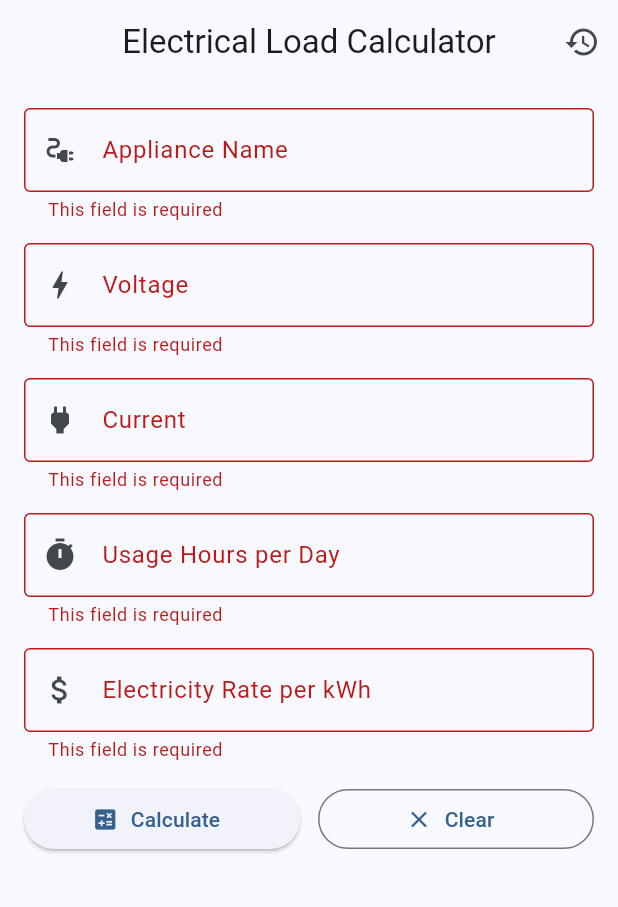
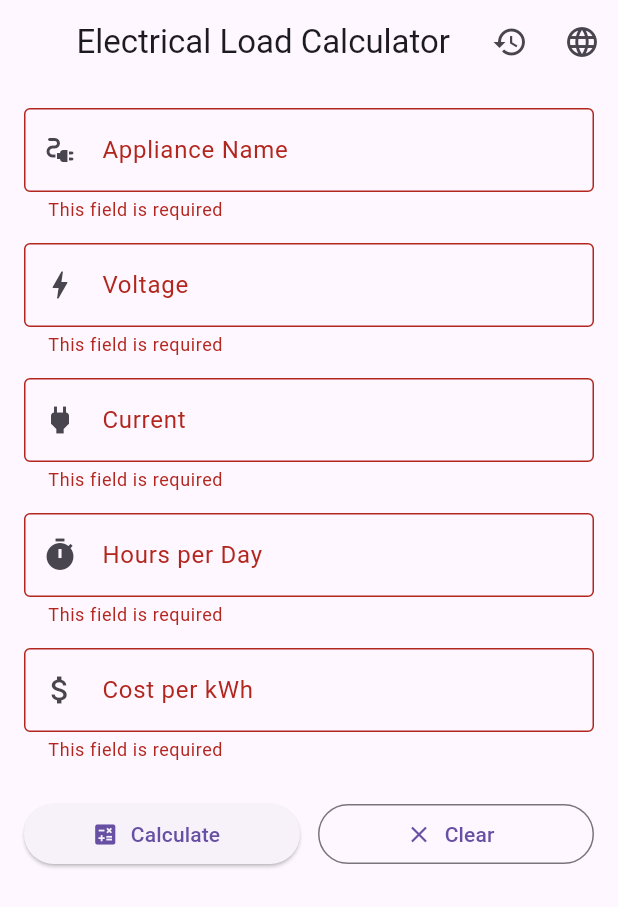
Before and after one commit to Etsub-tech/Electrical-Load-Calculator, a Flutter app: the screen it shows after launch, after a tap on "Calculate", on a phone screen of 412 x 824 dp. Shown: the top 907 px of the screen. Run offline on Flutter 3.47's test engine with Material 3 defaults, Android fonts, the phone set to English and light mode, and no system bars; our stand-ins replace shared_preferences.

Commit message:
added localization for amharic language

````diff
--- /dev/null
+++ b/l10n.yaml
@@ -0,0 +1,3 @@
+arb-dir: lib/l10n
+template-arb-file: app_en.arb
+output-localization-file: app_localizations.dart
--- /dev/null
+++ b/lib/l10n/app_localizations.dart
@@ -0,0 +1,218 @@
+import 'dart:async';
+
+import 'package:flutter/foundation.dart';
+import 'package:flutter/widgets.dart';
+import 'package:flutter_localizations/flutter_localizations.dart';
+import 'package:intl/intl.dart' as intl;
+
+import 'app_localizations_am.dart';
+import 'app_localizations_en.dart';
+
+// ignore_for_file: type=lint
+
+/// Callers can lookup localized strings with an instance of AppLocalizations
+/// returned by `AppLocalizations.of(context)`.
+///
+/// Applications need to include `AppLocalizations.delegate()` in their app's
+/// `localizationDelegates` list, and the locales they support in the app's
+/// `supportedLocales` list. For example:
+///
+/// ```dart
+/// import 'l10n/app_localizations.dart';
+///
+/// return MaterialApp(
+///   localizationsDelegates: AppLocalizations.localizationsDelegates,
+///   supportedLocales: AppLocalizations.supportedLocales,
+///   home: MyApplicationHome(),
+/// );
+/// ```
+///
+/// ## Update pubspec.yaml
+///
+/// Please make sure to update your pubspec.yaml to include the following
+/// packages:
+///
+/// ```yaml
+/// dependencies:
+///   # Internationalization support.
+///   flutter_localizations:
+///     sdk: flutter
+///   intl: any # Use the pinned version from flutter_localizations
+///
+///   # Rest of dependencies
+/// ```
+///
+/// ## iOS Applications
+///
+/// iOS applications define key application metadata, including supported
+/// locales, in an Info.plist file that is built into the application bundle.
+/// To configure the locales supported by your app, you’ll need to edit this
+/// file.
+///
+/// First, open your project’s ios/Runner.xcworkspace Xcode workspace file.
+/// Then, in the Project Navigator, open the Info.plist file under the Runner
+/// project’s Runner folder.
+///
+/// Next, select the Information Property List item, select Add Item from the
+/// Editor menu, then select Localizations from the pop-up menu.
+///
+/// Select and expand the newly-created Localizations item then, for each
+/// locale your application supports, add a new item and select the locale
+/// you wish to add from the pop-up menu in the Value field. This list should
+/// be consistent with the languages listed in the AppLocalizations.supportedLocales
+/// property.
+abstract class AppLocalizations {
+  AppLocalizations(String locale)
+    : localeName = intl.Intl.canonicalizedLocale(locale.toString());
+
+  final String localeName;
+
+  static AppLocalizations? of(BuildContext context) {
+    return Localizations.of<AppLocalizations>(context, AppLocalizations);
+  }
+
+  static const LocalizationsDelegate<AppLocalizations> delegate =
+      _AppLocalizationsDelegate();
+
+  /// A list of this localizations delegate along with the default localizations
+  /// delegates.
+  ///
+  /// Returns a list of localizations delegates containing this delegate along with
+  /// GlobalMaterialLocalizations.delegate, GlobalCupertinoLocalizations.delegate,
+  /// and GlobalWidgetsLocalizations.delegate.
+  ///
+  /// Additional delegates can be added by appending to this list in
+  /// MaterialApp. This list does not have to be used at all if a custom list
+  /// of delegates is preferred or required.
+  static const List<LocalizationsDelegate<dynamic>> localizationsDelegates =
+      <LocalizationsDelegate<dynamic>>[
+        delegate,
+        GlobalMaterialLocalizations.delegate,
+        GlobalCupertinoLocalizations.delegate,
+        GlobalWidgetsLocalizations.delegate,
+      ];
+
+  /// A list of this localizations delegate's supported locales.
+  static const List<Locale> supportedLocales = <Locale>[
+    Locale('am'),
+    Locale('en'),
+  ];
+
+  /// No description provided for @appTitle.
+  ///
+  /// In en, this message translates to:
+  /// **'Electrical Load Calculator'**
+  String get appTitle;
+
+  /// No description provided for @applianceName.
+  ///
+  /// In en, this message translates to:
+  /// **'Appliance Name'**
+  String get applianceName;
+
+  /// No description provided for @voltage.
+  ///
+  /// In en, this message translates to:
+  /// **'Voltage'**
+  String get voltage;
+
+  /// No description provided for @current.
+  ///
+  /// In en, this message translates to:
+  /// **'Current'**
+  String get current;
+
+  /// No description provided for @hours.
+  ///
+  /// In en, this message translates to:
+  /// **'Hours per Day'**
+  String get hours;
+
+  /// No description provided for @rate.
+  ///
+  /// In en, this message translates to:
+  /// **'Cost per kWh'**
+  String get rate;
+
+  /// No description provided for @calculate.
+  ///
+  /// In en, this message translates to:
+  /// **'Calculate'**
+  String get calculate;
+
+  /// No description provided for @clear.
+  ///
+  /// In en, this message translates to:
+  /// **'Clear'**
+  String get clear;
+
+  /// No description provided for @history.
+  ///
+  /// In en, this message translates to:
+  /// **'History'**
+  String get history;
+
+  /// No description provided for @noHistory.
+  ///
+  /// In en, this message translates to:
+  /// **'No saved calculations yet'**
+  String get noHistory;
+
+  /// No description provided for @fieldRequired.
+  ///
+  /// In en, this message translates to:
+  /// **'This field is required'**
+  String get fieldRequired;
+
+  /// No description provided for @invalidNumber.
+  ///
+  /// In en, this message translates to:
+  /// **'Enter a valid number'**
+  String get invalidNumber;
+
+  /// No description provided for @mustBePositive.
+  ///
+  /// In en, this message translates to:
+  /// **'Value must be greater than zero'**
+  String get mustBePositive;
+
+  /// No description provided for @savedToHistory.
+  ///
+  /// In en, this message translates to:
+  /// **'Saved to history'**
+  String get savedToHistory;
+}
+
+class _AppLocalizationsDelegate
+    extends LocalizationsDelegate<AppLocalizations> {
+  const _AppLocalizationsDelegate();
+
+  @override
+  Future<AppLocalizations> load(Locale locale) {
+    return SynchronousFuture<AppLocalizations>(lookupAppLocalizations(locale));
+  }
+
+  @override
+  bool isSupported(Locale locale) =>
+      <String>['am', 'en'].contains(locale.languageCode);
+
+  @override
+  bool shouldReload(_AppLocalizationsDelegate old) => false;
+}
+
+AppLocalizations lookupAppLocalizations(Locale locale) {
+  // Lookup logic when only language code is specified.
+  switch (locale.languageCode) {
+    case 'am':
+      return AppLocalizationsAm();
+    case 'en':
+      return AppLocalizationsEn();
+  }
+
+  throw FlutterError(
+    'AppLocalizations.delegate failed to load unsupported locale "$locale". This is likely '
+    'an issue with the localizations generation tool. Please file an issue '
+    'on GitHub with a reproducible sample app and the gen-l10n configuration '
+    'that was used.',
+  );
+}
--- a/lib/main.dart
+++ b/lib/main.dart
@@ -1,20 +1,52 @@
 import 'package:flutter/material.dart';
+import 'package:flutter_localizations/flutter_localizations.dart';
+import 'l10n/app_localizations.dart';
 import 'screens/calculator_screen.dart';
+
 void main() {
   runApp(const ElectricalLoadApp());
 }
-class ElectricalLoadApp extends StatelessWidget {
+
+class ElectricalLoadApp extends StatefulWidget {
   const ElectricalLoadApp({super.key});
+
+  @override
+  State<ElectricalLoadApp> createState() => _ElectricalLoadAppState();
+}
+
+class _ElectricalLoadAppState extends State<ElectricalLoadApp> {
+  Locale _locale = const Locale('en');
+
+  void toggleLanguage() {
+    setState(() {
+      _locale = _locale.languageCode == 'en'
+          ? const Locale('am')
+          : const Locale('en');
+    });
+  }
+
   @override
   Widget build(BuildContext context) {
     return MaterialApp(
-title: 'Electrical Load Calculator',
       debugShowCheckedModeBanner: false,
-theme: ThemeData(
-colorScheme: ColorScheme.fromSeed(seedColor: Colors.blue),
-useMaterial3: true,
+
+      locale: _locale,
+
+      supportedLocales: const [
+        Locale('en'),
+        Locale('am'),
+      ],
+
+      localizationsDelegates: const [
+        AppLocalizations.delegate,
+        GlobalMaterialLocalizations.delegate,
+        GlobalWidgetsLocalizations.delegate,
+        GlobalCupertinoLocalizations.delegate,
+      ],
+
+      home: CalculatorScreen(
+        onToggleLanguage: toggleLanguage,
       ),
-home: const CalculatorScreen(),
     );
   }
 }
--- a/lib/screens/calculator_screen.dart
+++ b/lib/screens/calculator_screen.dart
@@ -1,4 +1,5 @@
 import 'package:flutter/material.dart';
+import '../l10n/app_localizations.dart';
 import '../models/load_record.dart';
 import '../services/load_calculator_service.dart';
 import '../services/storage_service.dart';
@@ -6,7 +7,12 @@ import '../widgets/result_card.dart';
 import 'history_screen.dart';
 
 class CalculatorScreen extends StatefulWidget {
-  const CalculatorScreen({super.key});
+  final VoidCallback onToggleLanguage;
+
+  const CalculatorScreen({
+    super.key,
+    required this.onToggleLanguage,
+  });
 
   @override
   State<CalculatorScreen> createState() => _CalculatorScreenState();
@@ -14,6 +20,7 @@ class CalculatorScreen extends StatefulWidget {
 
 class _CalculatorScreenState extends State<CalculatorScreen> {
   final _formKey = GlobalKey<FormState>();
+
   final _applianceController = TextEditingController();
   final _voltageController = TextEditingController();
   final _currentController = TextEditingController();
@@ -33,9 +40,7 @@ class _CalculatorScreenState extends State<CalculatorScreen> {
   }
 
   Future<void> _calculateLoad() async {
-    if (!_formKey.currentState!.validate()) {
-      return;
-    }
+    if (!_formKey.currentState!.validate()) return;
 
     final result = LoadCalculatorService.calculate(
       applianceName: _applianceController.text.trim(),
@@ -45,7 +50,6 @@ class _CalculatorScreenState extends State<CalculatorScreen> {
       ratePerKwh: double.parse(_rateController.text),
     );
 
-    // 🔥 Save to storage
     await StorageService.saveRecord(result);
 
     setState(() {
@@ -55,7 +59,9 @@ class _CalculatorScreenState extends State<CalculatorScreen> {
     if (!mounted) return;
 
     ScaffoldMessenger.of(context).showSnackBar(
-      const SnackBar(content: Text('Saved to history')),
+      SnackBar(
+        content: Text(AppLocalizations.of(context)!.savedToHistory),
+      ),
     );
   }
 
@@ -65,29 +71,38 @@ class _CalculatorScreenState extends State<CalculatorScreen> {
     _currentController.clear();
     _hoursController.clear();
     _rateController.clear();
+
     setState(() {
       _record = null;
     });
   }
 
   String? _validateText(String? value) {
+    final loc = AppLocalizations.of(context)!;
+
     if (value == null || value.trim().isEmpty) {
-      return 'This field is required';
+      return loc.fieldRequired;
     }
     return null;
   }
 
   String? _validateNumber(String? value) {
+    final loc = AppLocalizations.of(context)!;
+
     if (value == null || value.trim().isEmpty) {
-      return 'This field is required';
+      return loc.fieldRequired;
     }
+
     final number = double.tryParse(value);
+
     if (number == null) {
-      return 'Enter a valid number';
+      return loc.invalidNumber;
     }
+
     if (number <= 0) {
-      return 'Value must be greater than zero';
+      return loc.mustBePositive;
     }
+
     return null;
   }
 
@@ -115,9 +130,11 @@ class _CalculatorScreenState extends State<CalculatorScreen> {
 
   @override
   Widget build(BuildContext context) {
+    final loc = AppLocalizations.of(context)!;
+
     return Scaffold(
       appBar: AppBar(
-        title: const Text('Electrical Load Calculator'),
+        title: Text(loc.appTitle),
         centerTitle: true,
         actions: [
           IconButton(
@@ -131,6 +148,10 @@ class _CalculatorScreenState extends State<CalculatorScreen> {
               );
             },
           ),
+          IconButton(
+            icon: const Icon(Icons.language),
+            onPressed: widget.onToggleLanguage,
+          ),
         ],
       ),
       body: SingleChildScrollView(
@@ -139,48 +160,62 @@ class _CalculatorScreenState extends State<CalculatorScreen> {
           key: _formKey,
           child: Column(
             children: [
+              // Appliance name
               TextFormField(
                 controller: _applianceController,
                 validator: _validateText,
-                decoration: const InputDecoration(
-                  labelText: 'Appliance Name',
+                decoration: InputDecoration(
+                  labelText: loc.applianceName,
                   hintText: 'Example: Fan, Heater, Motor',
-                  prefixIcon: Icon(Icons.electrical_services),
-                  border: OutlineInputBorder(),
+                  prefixIcon: const Icon(Icons.electrical_services),
+                  border: const OutlineInputBorder(),
                 ),
               ),
+
               const SizedBox(height: 14),
+
+              // Voltage
               _buildNumberField(
                 controller: _voltageController,
-                label: 'Voltage',
+                label: loc.voltage,
                 hint: 'Example: 230',
                 icon: Icons.bolt,
               ),
+
+              // Current
               _buildNumberField(
                 controller: _currentController,
-                label: 'Current',
+                label: loc.current,
                 hint: 'Example: 0.5',
                 icon: Icons.power,
               ),
+
+              // Hours
               _buildNumberField(
                 controller: _hoursController,
-                label: 'Usage Hours per Day',
+                label: loc.hours,
                 hint: 'Example: 8',
                 icon: Icons.timer,
               ),
+
+              // Rate
               _buildNumberField(
                 controller: _rateController,
-                label: 'Electricity Rate per kWh',
+                label: loc.rate,
                 hint: 'Example: 0.12',
                 icon: Icons.attach_money,
               ),
+
+              const SizedBox(height: 10),
+
+              // Buttons
               Row(
                 children: [
                   Expanded(
                     child: ElevatedButton.icon(
                       onPressed: _calculateLoad,
                       icon: const Icon(Icons.calculate),
-                      label: const Text('Calculate'),
+                      label: Text(loc.calculate),
                     ),
                   ),
                   const SizedBox(width: 12),
@@ -188,11 +223,15 @@ class _CalculatorScreenState extends State<CalculatorScreen> {
                     child: OutlinedButton.icon(
                       onPressed: _clearForm,
                       icon: const Icon(Icons.clear),
-                      label: const Text('Clear'),
+                      label: Text(loc.clear),
                     ),
                   ),
                 ],
               ),
+
+              const SizedBox(height: 16),
+
+              // Result
               if (_record != null) ResultCard(record: _record!),
             ],
           ),
````
Also changed, not shown: lib/l10n/app_am.arb (added, +16 -0 lines), lib/l10n/app_en.arb (added, +16 -0 lines), lib/l10n/app_localizations_am.dart (added, +52 -0 lines), lib/l10n/app_localizations_en.dart (added, +52 -0 lines), pubspec.yaml (+7 -40 lines), pubspec.lock. Lines whose indentation alone changed are shown as unchanged.
